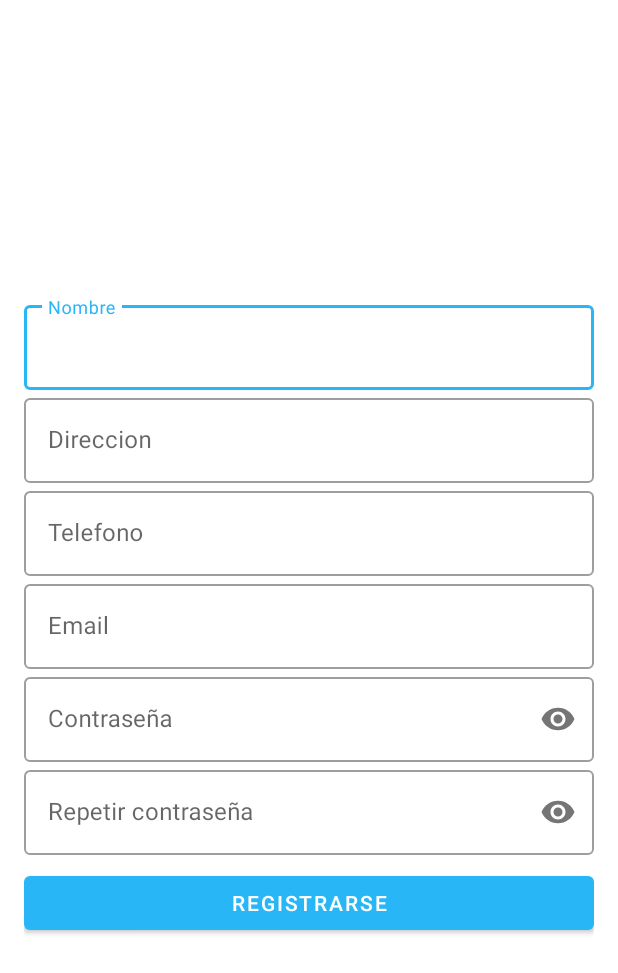
After one commit to cesarg39/Mintic-P32-C4-DM_Techodevices, an Android app: the layout fragment_sign_up.xml on its own in the app's theme, with its tools: preview values and no code run, on a phone screen of 412 x 824 dp. The commit adds this screen. Shown: the top 973 px of the screen. Run offline under Robolectric (Android 15) with nearby library versions, the phone set to English and light mode, and no system bars.

Commit message:
signUp fragment

```diff
--- a/app/src/main/AndroidManifest.xml
+++ b/app/src/main/AndroidManifest.xml
@@ -1,6 +1,7 @@
 <?xml version="1.0" encoding="utf-8"?>
 <manifest xmlns:android="http://schemas.android.com/apk/res/android"
     package="com.misiontic2022.technodevices">
+    <uses-permission android:name="android.permission.INTERNET"/>
 
     <application
         android:allowBackup="true"
--- a/app/src/main/res/layout/activity_main.xml
+++ b/app/src/main/res/layout/activity_main.xml
@@ -10,14 +10,14 @@
         android:layout_height="match_parent"
         app:layout_behavior="com.google.android.material.appbar.AppBarLayout$ScrollingViewBehavior">
 
-        <fragment
+        <androidx.fragment.app.FragmentContainerView
             android:id="@+id/fragContent"
             android:name="androidx.navigation.fragment.NavHostFragment"
             android:layout_width="match_parent"
             android:layout_height="match_parent"
             android:layout_above="@+id/bnvMenu"
             app:defaultNavHost="true"
-            app:navGraph="@navigation/nav_graph" />
+            app:navGraph="@navigation/nav_graph"/>
 
         <com.google.android.material.bottomnavigation.BottomNavigationView
             android:id="@+id/bnvMenu"
--- a/app/src/main/res/layout/fragment_admin.xml
+++ b/app/src/main/res/layout/fragment_admin.xml
@@ -79,6 +79,12 @@
                         android:textSize="@dimen/sizeEmailUser"
                         android:textColor="@color/primaryTextColor"/>
 
+                    <Button
+                        android:id="@+id/button_edit_admin"
+                        android:text="Editar"
+                        android:layout_width="200dp"
+                        android:layout_height="wrap_content"
+                        android:layout_gravity="center_horizontal"/>
                 </LinearLayout>
             </androidx.cardview.widget.CardView>
 
--- /dev/null
+++ b/app/src/main/res/layout/fragment_sign_up.xml
@@ -0,0 +1,105 @@
+<?xml version="1.0" encoding="utf-8"?>
+<LinearLayout xmlns:android="http://schemas.android.com/apk/res/android"
+    xmlns:tools="http://schemas.android.com/tools"
+    android:layout_width="match_parent"
+    android:layout_height="match_parent"
+    xmlns:app="http://schemas.android.com/apk/res-auto"
+    tools:context=".view.ui.fragments.SignUpFragment"
+    android:orientation="vertical"
+    android:gravity="center"
+    android:padding="16dp">
+
+    <com.google.android.material.textfield.TextInputLayout
+        android:layout_width="match_parent"
+        android:layout_height="wrap_content"
+        android:hint="Nombre"
+        style="@style/Widget.MaterialComponents.TextInputLayout.OutlinedBox">
+        <com.google.android.material.textfield.TextInputEditText
+            android:id="@+id/et_name"
+            android:layout_width="match_parent"
+            android:layout_height="wrap_content"
+            android:inputType="textEmailAddress"/>
+    </com.google.android.material.textfield.TextInputLayout>
+
+    <com.google.android.material.textfield.TextInputLayout
+        android:layout_width="match_parent"
+        android:layout_height="wrap_content"
+        android:hint="Direccion"
+        style="@style/Widget.MaterialComponents.TextInputLayout.OutlinedBox">
+
+        <com.google.android.material.textfield.TextInputEditText
+            android:id="@+id/et_address"
+            android:layout_width="match_parent"
+            android:layout_height="wrap_content"
+            android:inputType="textEmailAddress" />
+    </com.google.android.material.textfield.TextInputLayout>
+
+    <com.google.android.material.textfield.TextInputLayout
+        android:layout_width="match_parent"
+        android:layout_height="wrap_content"
+        android:hint="Telefono"
+        style="@style/Widget.MaterialComponents.TextInputLayout.OutlinedBox">
+        <com.google.android.material.textfield.TextInputEditText
+            android:id="@+id/et_phone"
+            android:layout_width="match_parent"
+            android:layout_height="wrap_content"
+            android:inputType="textEmailAddress"/>
+    </com.google.android.material.textfield.TextInputLayout>
+
+    <com.google.android.material.textfield.TextInputLayout
+        android:layout_width="match_parent"
+        android:layout_height="wrap_content"
+        android:hint="Email"
+        style="@style/Widget.MaterialComponents.TextInputLayout.OutlinedBox">
+        <com.google.android.material.textfield.TextInputEditText
+            android:id="@+id/et_email"
+            android:layout_width="match_parent"
+            android:layout_height="wrap_content"
+            android:inputType="textEmailAddress"/>
+
+    </com.google.android.material.textfield.TextInputLayout>
+
+    <com.google.android.material.textfield.TextInputLayout
+        android:layout_width="match_parent"
+        android:layout_height="wrap_content"
+        android:hint="Contraseña"
+        app:passwordToggleEnabled="true"
+        style="@style/Widget.MaterialComponents.TextInputLayout.OutlinedBox">
+        <com.google.android.material.textfield.TextInputEditText
+            android:id="@+id/et_password"
+            android:layout_width="match_parent"
+            android:layout_height="wrap_content"
+            android:inputType="textPassword"/>
+
+    </com.google.android.material.textfield.TextInputLayout>
+
+    <com.google.android.material.textfield.TextInputLayout
+        android:layout_width="match_parent"
+        android:layout_height="wrap_content"
+        android:hint="Repetir contraseña"
+        app:passwordToggleEnabled="true"
+        style="@style/Widget.MaterialComponents.TextInputLayout.OutlinedBox">
+        <com.google.android.material.textfield.TextInputEditText
+            android:id="@+id/et_confirm_pass"
+            android:layout_width="match_parent"
+            android:layout_height="wrap_content"
+            android:inputType="textPassword"/>
+    </com.google.android.material.textfield.TextInputLayout>
+
+    <Button
+        android:id="@+id/btn_sign_up"
+        android:layout_width="match_parent"
+        android:layout_height="wrap_content"
+        android:layout_marginTop="8dp"
+        android:text="Registrarse"/>
+
+    <ProgressBar
+        android:id="@+id/progress_bar"
+        android:layout_width="wrap_content"
+        android:layout_height="wrap_content"
+        android:layout_gravity="center"
+        android:visibility="gone"/>
+
+
+
+</LinearLayout>
--- a/build.gradle
+++ b/build.gradle
@@ -10,6 +10,7 @@ buildscript {
 
         //Classpath of navigation
         classpath 'androidx.navigation:navigation-safe-args-gradle-plugin:2.3.5'
+        classpath 'com.google.gms:google-services:4.3.3'
         // NOTE: Do not place your application dependencies here; they belong
         // in the individual module build.gradle files
 
```
Also changed, not shown: app/build.gradle (+16 -3 lines), app/src/main/java/com/misiontic2022/technodevices/core/Result.kt (added, +7 -0 lines), app/src/main/java/com/misiontic2022/technodevices/core/ViewExtensions.kt (added, +13 -0 lines), app/src/main/java/com/misiontic2022/technodevices/model/models/User.kt (added, +8 -0 lines), app/src/main/java/com/misiontic2022/technodevices/model/remote/AuthDataSource.kt (added, +24 -0 lines), app/src/main/java/com/misiontic2022/technodevices/view/ui/activities/MainActivity.kt (+22 -5 lines), app/src/main/java/com/misiontic2022/technodevices/view/ui/fragments/AdminDetailDialogFragment.kt (+6 -48 lines), app/src/main/java/com/misiontic2022/technodevices/view/ui/fragments/AdminFragment.kt (+10 -48 lines), app/src/main/java/com/misiontic2022/technodevices/view/ui/fragments/SignUpFragment.kt (added, +128 -0 lines), app/src/main/java/com/misiontic2022/technodevices/viewModel/domain/auth/AuthRepo.kt (added, +8 -0 lines), app/src/main/java/com/misiontic2022/technodevices/viewModel/domain/auth/AuthRepoImpl.kt (added, +20 -0 lines), app/src/main/java/com/misiontic2022/technodevices/viewModel/presentation/auth/AuthViewModel.kt (added, +36 -0 lines), app/src/main/res/navigation/nav_graph.xml (+10 -1 lines), 1 other file.
